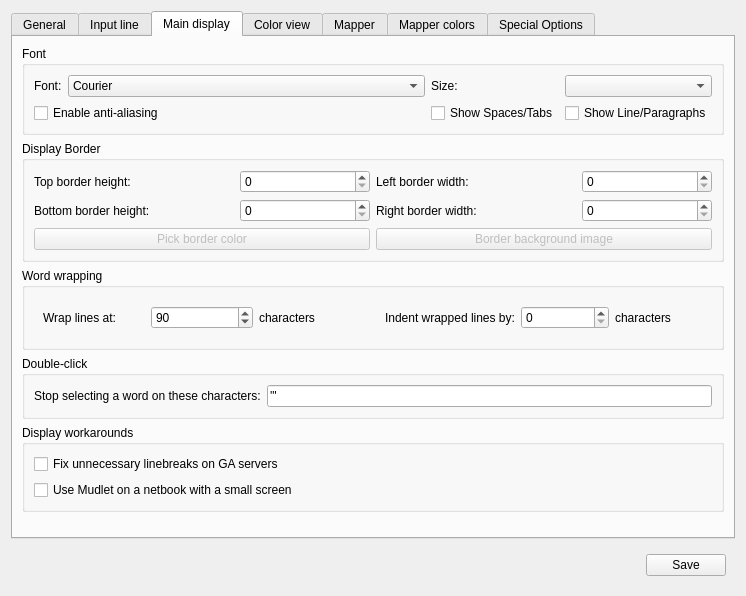
Qt form src/ui/profile_preferences.ui (Mudlet/Mudlet) before a commit.
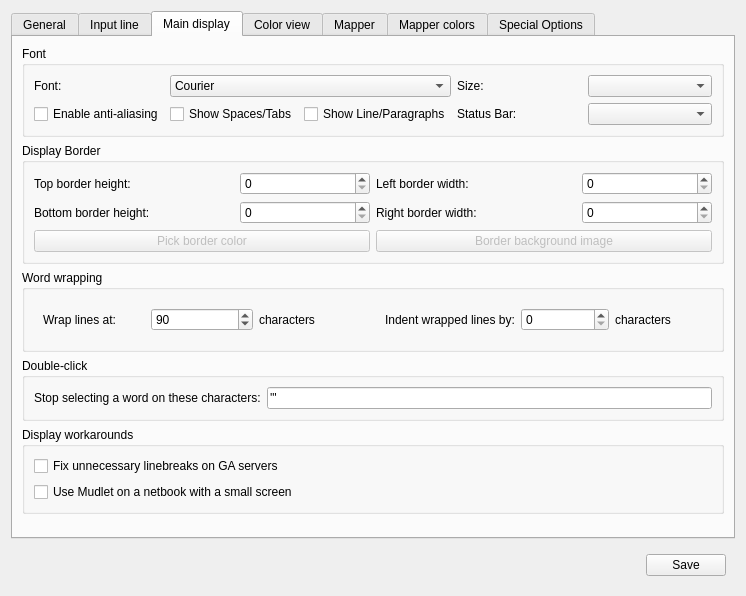
The same form after that commit. The open tabs and pages were chosen to show the change. Icons and pictures are not drawn.

Commit message:
Enhance: allow Main window statusBar permanently shown/auto-hidable/hidden
Having recent uncovered and reactivated the status bar that was coded for
but not showing it was found that some users may not appreciated the space
that it could take up on a small screen platform.  With a bit of code
I worked out how to make it "pop-up" only when needed and have added that
functionality - as well as a control to set the mode for the status bar,
being one of: "Off", "Auto" or "On".

What changed in the file:
```diff
--- a/src/ui/profile_preferences.ui
+++ b/src/ui/profile_preferences.ui
@@ -784,7 +784,54 @@
             </property>
            </widget>
           </item>
-          <item row="0" column="1">
+          <item row="0" column="4">
+           <widget class="QComboBox" name="fontSize"/>
+          </item>
+          <item row="0" column="3">
+           <widget class="QLabel" name="label_35">
+            <property name="text">
+             <string>Size:</string>
+            </property>
+           </widget>
+          </item>
+          <item row="4" column="4">
+           <widget class="QComboBox" name="comboBox_statusBarSetting">
+            <property name="toolTip">
+             <string>&lt;html&gt;&lt;head/&gt;&lt;body&gt;&lt;p&gt;For some actions - particularly those involving a &lt;i&gt;context menu&lt;/i&gt; (mouse &amp;quot;right-click&amp;quot; action) Mudlet can put up hints about the currently selected action before it is activated on a status bar at the bottom of the screen. By default this is perminently shown, even when there is nothing to display. For use on &amp;quot;full-size&amp;quot; Computers this is probably okay but for those with limited space on their screen they may wish to either turn this off perminently or only have it pop-up when there is something to show.&lt;/p&gt;&lt;p&gt;This control controls that feature and it will be remembered between sessions, and it will apply to all profiles.&lt;/p&gt;&lt;/body&gt;&lt;/html&gt;</string>
+            </property>
+           </widget>
+          </item>
+          <item row="4" column="2">
+           <widget class="QCheckBox" name="checkBox_showLineFeedsAndParagraphs">
+            <property name="toolTip">
+             <string>&lt;html&gt;&lt;head/&gt;&lt;body&gt;&lt;p&gt;When displaying Lua contents in the main text editor area of the Editor show  line and paragraphs ends with visible marks as well as whitespace.&lt;/p&gt;&lt;/body&gt;&lt;/html&gt;</string>
+            </property>
+            <property name="text">
+             <string>Show Line/Paragraphs</string>
+            </property>
+           </widget>
+          </item>
+          <item row="4" column="1">
+           <widget class="QCheckBox" name="checkBox_showSpacesAndTabs">
+            <property name="toolTip">
+             <string>&lt;html&gt;&lt;head/&gt;&lt;body&gt;&lt;p&gt;When displaying Lua contents in the main text editor area of the Editor show tabs and spaces with visible marks instead of whitespace.&lt;/p&gt;&lt;/body&gt;&lt;/html&gt;</string>
+            </property>
+            <property name="text">
+             <string>Show Spaces/Tabs</string>
+            </property>
+           </widget>
+          </item>
+          <item row="4" column="0">
+           <widget class="QCheckBox" name="mNoAntiAlias">
+            <property name="toolTip">
+             <string>Use anti aliasing on fonts. Smoothes fonts if you have a high screen resolution and you can use larger fonts. Note that on low resolutions and small font sizes, the font gets blurry. </string>
+            </property>
+            <property name="text">
+             <string>Enable anti-aliasing</string>
+            </property>
+           </widget>
+          </item>
+          <item row="0" column="1" colspan="2">
            <widget class="QFontComboBox" name="fontComboBox">
             <property name="sizePolicy">
              <sizepolicy hsizetype="Expanding" vsizetype="Fixed">
@@ -800,43 +847,10 @@
             </property>
            </widget>
           </item>
-          <item row="0" column="2">
-           <widget class="QLabel" name="label_35">
+          <item row="4" column="3">
+           <widget class="QLabel" name="label_statusBarSetting">
             <property name="text">
-             <string>Size:</string>
-            </property>
-           </widget>
-          </item>
-          <item row="0" column="3">
-           <widget class="QComboBox" name="fontSize"/>
-          </item>
-          <item row="1" column="0" colspan="2">
-           <widget class="QCheckBox" name="mNoAntiAlias">
-            <property name="toolTip">
-             <string>Use anti aliasing on fonts. Smoothes fonts if you have a high screen resolution and you can use larger fonts. Note that on low resolutions and small font sizes, the font gets blurry. </string>
-            </property>
-            <property name="text">
-             <string>Enable anti-aliasing</string>
-            </property>
-           </widget>
-          </item>
-          <item row="1" column="2">
-           <widget class="QCheckBox" name="checkBox_showSpacesAndTabs">
-            <property name="toolTip">
-             <string>&lt;html&gt;&lt;head/&gt;&lt;body&gt;&lt;p&gt;When displaying Lua contents in the main text editor area of the Editor show tabs and spaces with visible marks instead of whitespace.&lt;/p&gt;&lt;/body&gt;&lt;/html&gt;</string>
-            </property>
-            <property name="text">
-             <string>Show Spaces/Tabs</string>
-            </property>
-           </widget>
-          </item>
-          <item row="1" column="3">
-           <widget class="QCheckBox" name="checkBox_showLineFeedsAndParagraphs">
-            <property name="toolTip">
-             <string>&lt;html&gt;&lt;head/&gt;&lt;body&gt;&lt;p&gt;When displaying Lua contents in the main text editor area of the Editor show  line and paragraphs ends with visible marks as well as whitespace.&lt;/p&gt;&lt;/body&gt;&lt;/html&gt;</string>
-            </property>
-            <property name="text">
-             <string>Show Line/Paragraphs</string>
+             <string>Status Bar:</string>
             </property>
            </widget>
           </item>
```
The commit also changes 3 other files.
